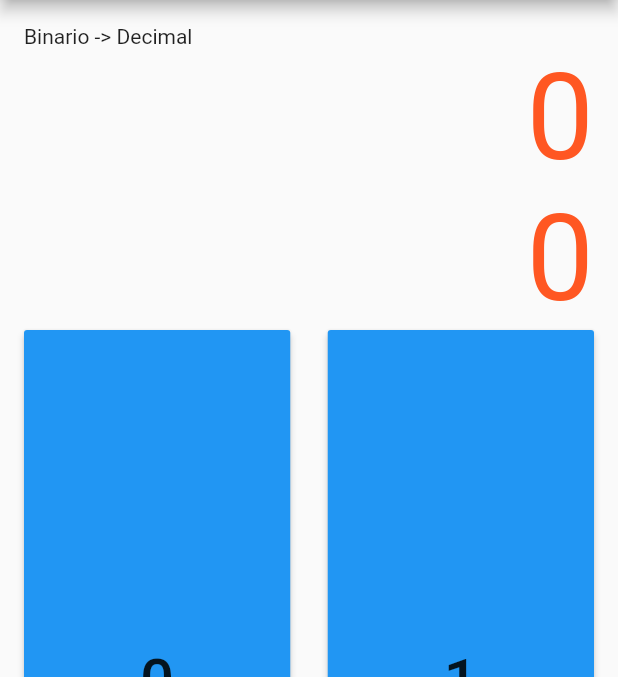
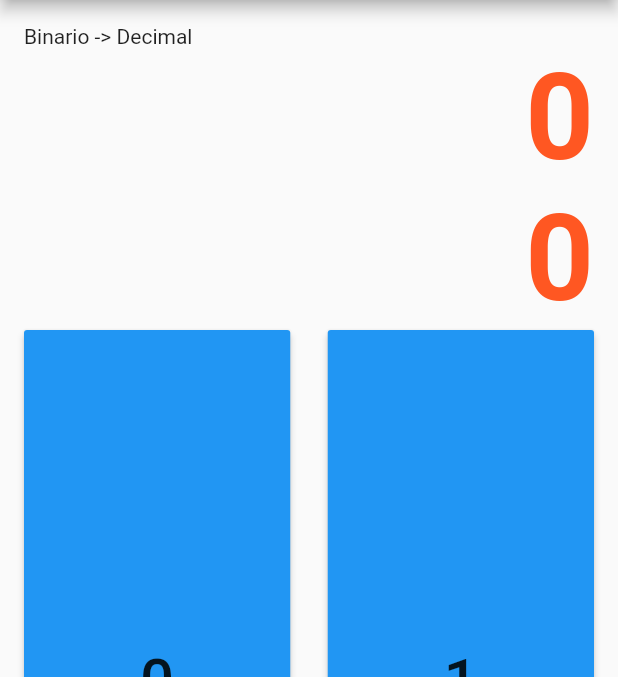
Before and after one commit to JohnDBR/Bin2Dec-Flutter, a Flutter app: the screen it shows after launch, on a phone screen of 412 x 824 dp, the part 84-761 px from its top. Run offline on Flutter 3.47's test engine with Material 2 defaults, Android fonts, the phone set to English and light mode, and no system bars.

Commit message:
Adding bold text

```diff
--- a/lib/main.dart
+++ b/lib/main.dart
@@ -64,7 +64,7 @@ class _MainPageState extends State<MainPage> {
           alignment: Alignment.center,
           // color: Color.blue,
           child: new Column(
-            // crossAxisAlignment: CrossAxisAlignment.stretch,
+            crossAxisAlignment: CrossAxisAlignment.stretch,
             mainAxisSize: MainAxisSize.max,
             children: <Widget>[
               Row(mainAxisSize: MainAxisSize.max,
@@ -76,7 +76,9 @@ class _MainPageState extends State<MainPage> {
                   children: <Widget>[
                     new Text('$_bin',
                         style: new TextStyle(
-                            fontSize: 80, color: new Color(0xFFff5722)))
+                            fontSize: 80,
+                            fontWeight: FontWeight.bold,
+                            color: new Color(0xFFff5722)))
                   ]),
               Row(
                   mainAxisSize: MainAxisSize.max,
@@ -84,7 +86,9 @@ class _MainPageState extends State<MainPage> {
                   children: <Widget>[
                     new Text('$_dec',
                         style: new TextStyle(
-                            fontSize: 80, color: new Color(0xFFff5722)))
+                            fontSize: 80,
+                            fontWeight: FontWeight.bold,
+                            color: new Color(0xFFff5722)))
                   ]),
               Expanded(
                   child: Row(
```
